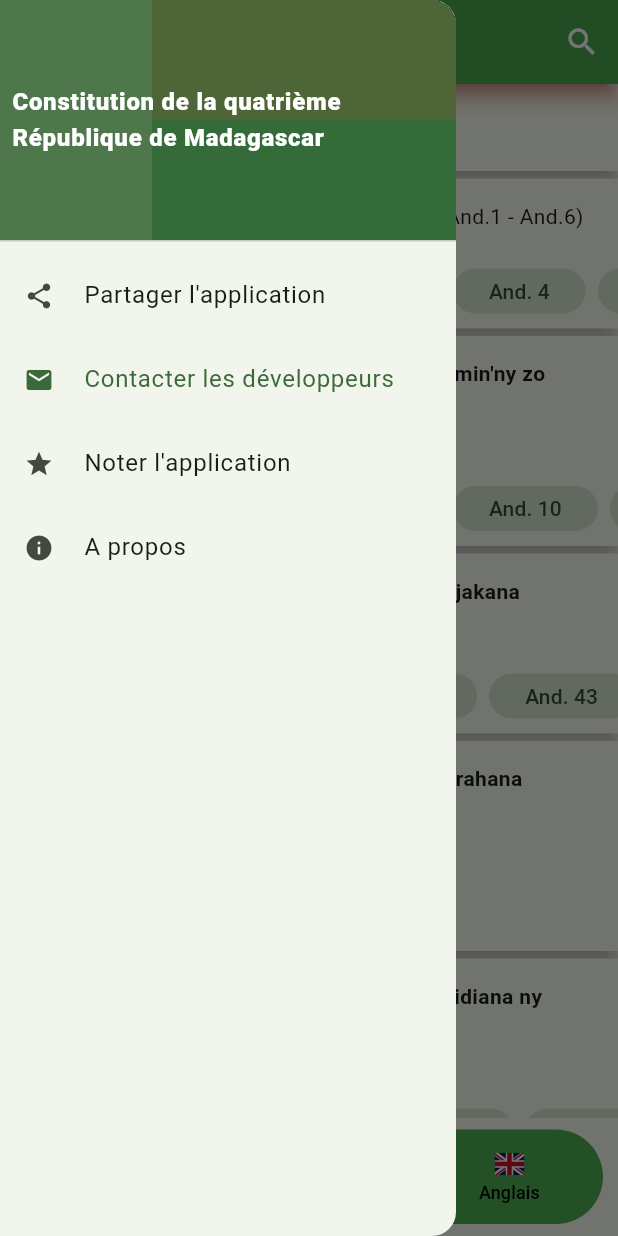
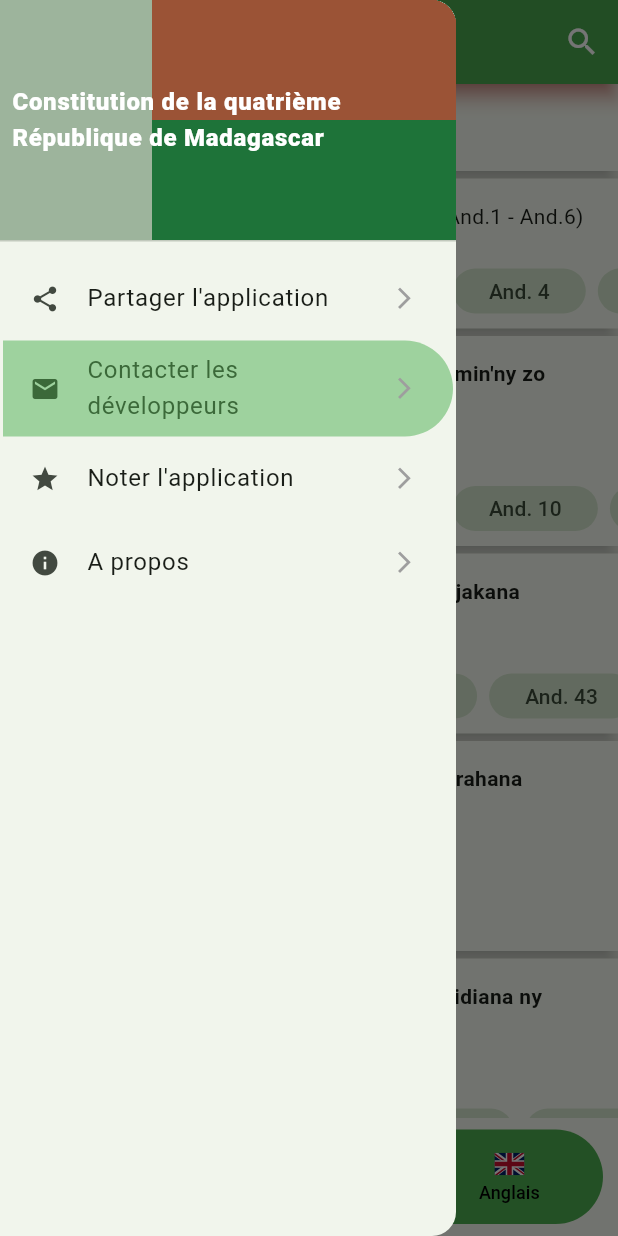
Before and after one commit to mauyz/madagascar_constitution, a Flutter app: the screen it shows after launch, in the side drawer, after a tap on "Contacter les développeurs", on a phone screen of 412 x 824 dp. Run offline on Flutter 3.47's test engine with Material 3 defaults, Android fonts, the phone set to English and light mode, and no system bars; drawn by our look-alikes of auto_size_text; our stand-ins replace auto_route, flutter_linkify, flutter_svg, share_plus, shared_preferences; missing offline and left inert: flutter_email_sender, highlight_text, open_store.

Commit message:
update drawer

```diff
--- a/lib/view/pages/home_page.dart
+++ b/lib/view/pages/home_page.dart
@@ -1,6 +1,7 @@
 import 'dart:io';
 
 import 'package:auto_route/auto_route.dart';
+import 'package:flutter/foundation.dart';
 import 'package:flutter/material.dart';
 import 'package:flutter_email_sender/flutter_email_sender.dart';
 import 'package:flutter_svg/flutter_svg.dart';
@@ -78,11 +79,14 @@ class HomePage extends StatelessWidget {
               )
             ],
           ),
+          onDrawerChanged: (isOpened) {
+            if (!isOpened) {
+              context.read<DrawerNavViewModel>().navigateTo(-1);
+            }
+          },
           drawer: Drawer(
-            child: Consumer<DrawerNavViewModel>(
-              builder: (context, drawerNavViewModel, _) {
-                int selected = context.read<DrawerNavViewModel>().selected;
-                return ListView(
+            child: Column(
+              mainAxisSize: MainAxisSize.min,
               children: [
                 DrawerHeader(
                   padding: EdgeInsets.zero,
@@ -93,8 +97,7 @@ class HomePage extends StatelessWidget {
                         fit: BoxFit.fill,
                       ),
                       Container(
-                            color:
-                                Theme.of(context).primaryColor.withOpacity(0.9),
+                        color: Theme.of(context).primaryColor.withOpacity(0.5),
                         alignment: Alignment.center,
                         child: const Padding(
                           padding: EdgeInsets.all(8.0),
@@ -110,6 +113,15 @@ class HomePage extends StatelessWidget {
                     ],
                   ),
                 ),
+                Expanded(
+                  child: Consumer<DrawerNavViewModel>(
+                    builder: (context, drawerNavViewModel, _) {
+                      int selected = drawerNavViewModel.selected;
+                      return ListView(
+                        padding: const EdgeInsets.all(2.0),
+                        shrinkWrap: true,
+                        children: [
+                          if (!kIsWeb)
                             DrawerItem(
                               selected: selected == 0,
                               icon: const Icon(
@@ -134,7 +146,7 @@ class HomePage extends StatelessWidget {
                               _sendReport();
                             },
                           ),
-                    if (!Platform.isLinux)
+                          if (!kIsWeb && !Platform.isLinux)
                             DrawerItem(
                               selected: selected == 2,
                               icon: const Icon(
@@ -162,6 +174,9 @@ class HomePage extends StatelessWidget {
                         ],
                       );
                     },
+                  ),
+                ),
+              ],
             ),
           ),
           body: PageView(
@@ -221,7 +236,9 @@ class HomePage extends StatelessWidget {
   }
 
   void _onDrawerItemTapped(DrawerNavViewModel drawerNavViewModel, int item) {
+    if (drawerNavViewModel.selected != item) {
       drawerNavViewModel.navigateTo(item);
+    }
   }
 
   void _shareApp() async {
@@ -230,7 +247,7 @@ class HomePage extends StatelessWidget {
 
   String _getAppLink() {
     if (Platform.isIOS) {
-      ///TODO
+      //TODO
     }
     if (Platform.isLinux) {
       ///TODO
--- a/lib/view/widgets/drawer_item.dart
+++ b/lib/view/widgets/drawer_item.dart
@@ -15,14 +15,37 @@ class DrawerItem extends StatelessWidget {
 
   @override
   Widget build(BuildContext context) {
-    return ListTile(
-      selected: selected,
-      titleAlignment: ListTileTitleAlignment.center,
-      leading: icon,
-      title: Text(
-        title,
+    return Container(
+      decoration: selected
+          ? BoxDecoration(
+              color: Theme.of(context)
+                  .appBarTheme
+                  .backgroundColor
+                  ?.withOpacity(0.5),
+              borderRadius: const BorderRadius.horizontal(
+                right: Radius.circular(
+                  100,
+                ),
+              ),
+            )
+          : null,
+      child: ListTile(
+        selected: selected,
+        titleAlignment: ListTileTitleAlignment.center,
+        leading: Padding(
+          padding: const EdgeInsets.all(2.0),
+          child: icon,
+        ),
+        title: Text(
+          title,
+        ),
+        onTap: onTap,
+        trailing: const Icon(
+          Icons.arrow_forward_ios_sharp,
+          color: Colors.grey,
+          size: 17,
+        ),
       ),
-      onTap: onTap,
     );
   }
 }
--- a/lib/view/widgets/tab_navigation_item.dart
+++ /dev/null
@@ -1,20 +0,0 @@
-import 'package:flutter/material.dart';
-import 'package:flutter_svg/flutter_svg.dart';
-import 'package:madagascar_constitution/core/constitution_language.dart';
-
-class TabNavigationItem extends BottomNavigationBarItem {
-  final ConstitutionLanguage language;
-  TabNavigationItem({
-    required this.language,
-  }) : super(
-          icon: SvgPicture.asset(
-            'assets/${language.name}.svg',
-            height: 24,
-          ),
-          label: switch (language) {
-            ConstitutionLanguage.mg => "Malagasy",
-            ConstitutionLanguage.fr => "Français",
-            ConstitutionLanguage.en => "Anglais",
-          },
-        );
-}
```
Lines whose indentation alone changed are shown as unchanged.
